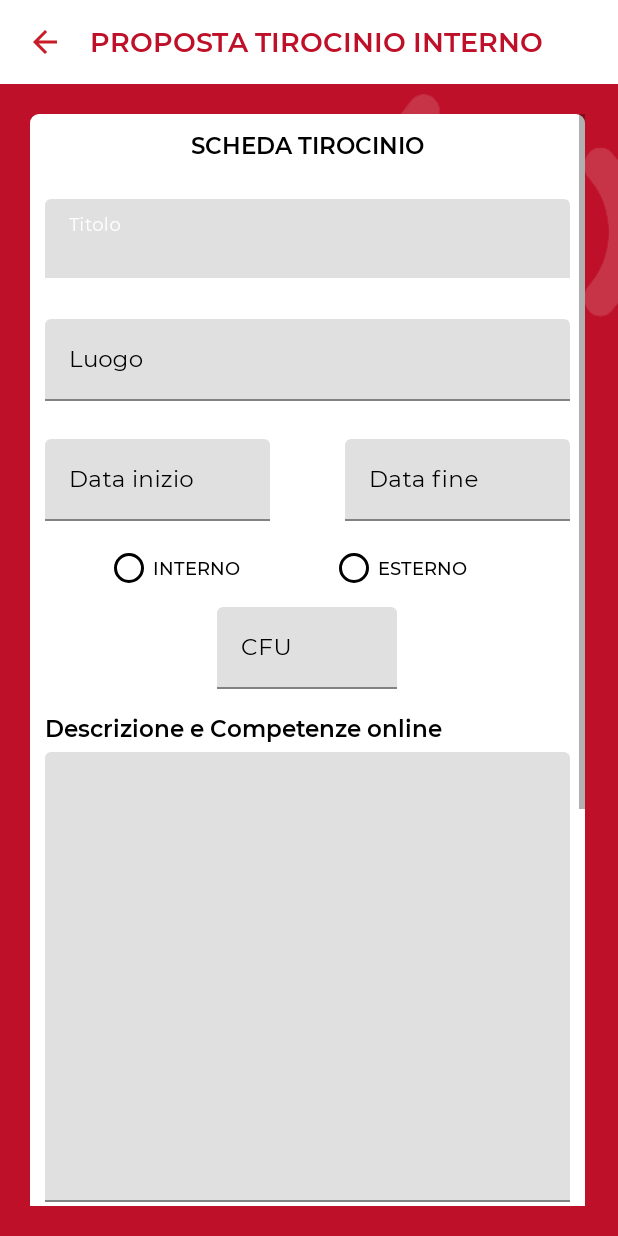
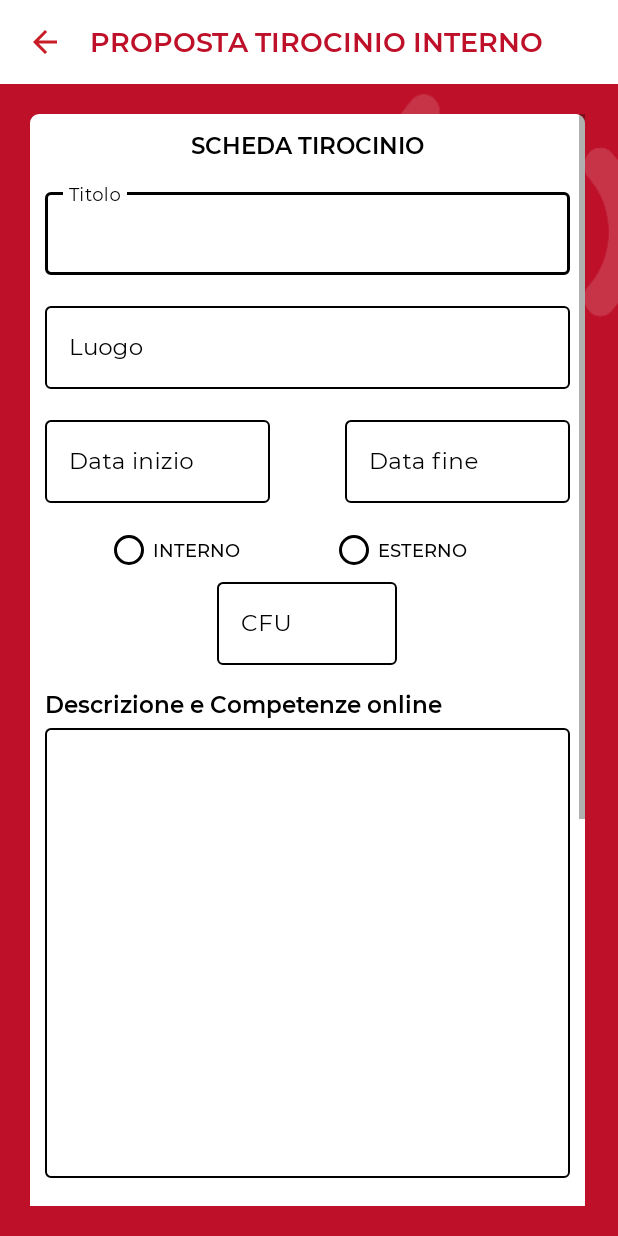
Before and after one commit to davideuez/UniStage, an Android app: the AggiungiTirocinio screen opened directly, with no data from a screen before it, on a phone screen of 412 x 824 dp. Run offline under Robolectric (Android 15) with nearby library versions, the phone set to English and light mode, and no system bars; our stand-ins replace Firebase (no records; nobody signed in at launch, a user with empty details on screens opened directly); 1 statement that could not run was skipped.

Commit message:
Nuovo stile per aggiungi tirocinio, da fixare cursorcolor

```diff
--- /dev/null
+++ b/app/src/main/res/color/text_input_box2.xml
@@ -0,0 +1,6 @@
+<?xml version="1.0" encoding="utf-8"?>
+<selector xmlns:android="http://schemas.android.com/apk/res/android">
+    <item android:color="@color/colorBlack" android:state_focused="true"/>
+    <item android:color="@color/colorBlack" android:state_hovered="true"/>
+    <item android:color="@color/colorBlack"/>
+</selector>
--- a/app/src/main/res/layout/activity_aggiungi_tirocinio.xml
+++ b/app/src/main/res/layout/activity_aggiungi_tirocinio.xml
@@ -79,12 +79,14 @@
                         android:textSize="15dp" />
 
                     <com.google.android.material.textfield.TextInputLayout
+                        style="@style/NewStageInput"
                         android:layout_width="match_parent"
                         android:layout_height="wrap_content"
                         android:layout_marginTop="15dp"
-
                         android:hint="Titolo"
-                        android:textColorHint="@color/colorBlack">
+                        android:textColorHint="@color/colorBlack"
+                        app:hintTextColor="@color/colorBlack"
+                        app:suffixTextColor="@color/colorBlack">
 
                         <com.google.android.material.textfield.TextInputEditText
                             android:id="@+id/titolo_tirocinio_nuovo"
@@ -92,16 +94,19 @@
                             android:layout_height="wrap_content"
                             android:layout_marginTop="10dp"
                             android:fontFamily="@font/montserrat_regular"
-                            android:textColor="#ffffff"
+                            android:textColor="@color/colorBlack"
                             android:textSize="15dp" />
                     </com.google.android.material.textfield.TextInputLayout>
 
                     <com.google.android.material.textfield.TextInputLayout
+                        style="@style/NewStageInput"
                         android:layout_width="match_parent"
                         android:layout_height="wrap_content"
                         android:layout_marginTop="15dp"
                         android:hint="Luogo"
-                        android:textColorHint="@color/colorBlack">
+                        android:textColorHint="@color/colorBlack"
+                        app:hintTextColor="@color/colorBlack"
+                        >
 
                         <com.google.android.material.textfield.TextInputEditText
                             android:id="@+id/luogo_tirocinio_nuovo"
@@ -109,7 +114,7 @@
                             android:layout_height="wrap_content"
                             android:layout_marginTop="10dp"
                             android:fontFamily="@font/montserrat_regular"
-                            android:textColor="#ffffff"
+                            android:textColor="@color/colorBlack"
                             android:textSize="15dp" />
                     </com.google.android.material.textfield.TextInputLayout>
 
@@ -119,11 +124,13 @@
                         android:orientation="horizontal">
 
                         <com.google.android.material.textfield.TextInputLayout
+                            style="@style/NewStageInput"
                             android:layout_width="150dp"
                             android:layout_height="wrap_content"
                             android:layout_marginTop="15dp"
                             android:hint="Data inizio"
-                            android:textColorHint="@color/colorBlack">
+                            android:textColorHint="@color/colorBlack"
+                            app:hintTextColor="@color/colorBlack">
 
                             <com.google.android.material.textfield.TextInputEditText
                                 android:id="@+id/datainizio_nuovo"
@@ -131,17 +138,19 @@
                                 android:layout_height="wrap_content"
                                 android:layout_marginTop="10dp"
                                 android:fontFamily="@font/montserrat_regular"
-                                android:textColor="#ffffff"
+                                android:textColor="@color/colorBlack"
                                 android:textSize="15dp" />
                         </com.google.android.material.textfield.TextInputLayout>
 
                         <com.google.android.material.textfield.TextInputLayout
+                            style="@style/NewStageInput"
                             android:layout_width="150dp"
                             android:layout_height="wrap_content"
                             android:layout_marginLeft="50dp"
                             android:layout_marginTop="15dp"
                             android:hint="Data fine"
-                            android:textColorHint="@color/colorBlack">
+                            android:textColorHint="@color/colorBlack"
+                            app:hintTextColor="@color/colorBlack">
 
                             <com.google.android.material.textfield.TextInputEditText
                                 android:id="@+id/datafine_nuovo"
@@ -149,7 +158,7 @@
                                 android:layout_height="wrap_content"
                                 android:layout_marginTop="10dp"
                                 android:fontFamily="@font/montserrat_regular"
-                                android:textColor="#ffffff"
+                                android:textColor="@color/colorBlack"
                                 android:textSize="15dp" />
                         </com.google.android.material.textfield.TextInputLayout>
                     </LinearLayout>
@@ -185,11 +194,13 @@
                     </LinearLayout>
 
                     <com.google.android.material.textfield.TextInputLayout
+                        style="@style/NewStageInput"
                         android:layout_width="120dp"
                         android:layout_height="wrap_content"
                         android:layout_gravity="center"
                         android:hint="CFU"
-                        android:textColorHint="@color/colorBlack">
+                        android:textColorHint="@color/colorBlack"
+                        app:hintTextColor="@color/colorBlack">
 
                         <com.google.android.material.textfield.TextInputEditText
                             android:id="@+id/cfu_tirocinio_nuovo"
@@ -197,7 +208,7 @@
                             android:layout_height="wrap_content"
                             android:layout_marginTop="10dp"
                             android:fontFamily="@font/montserrat_regular"
-                            android:textColor="#ffffff"
+                            android:textColor="@color/colorBlack"
                             android:textSize="15dp" />
                     </com.google.android.material.textfield.TextInputLayout>
 
@@ -213,6 +224,7 @@
                         android:textSize="15dp" />
 
                     <com.google.android.material.textfield.TextInputLayout
+                        style="@style/NewStageInput"
                         android:layout_width="match_parent"
                         android:layout_height="wrap_content"
                         android:textAlignment="textStart"
@@ -240,6 +252,7 @@
                         android:textSize="15dp" />
 
                     <com.google.android.material.textfield.TextInputLayout
+                        style="@style/NewStageInput"
                         android:layout_width="match_parent"
                         android:layout_height="wrap_content"
                         android:textAlignment="textStart"
--- a/app/src/main/res/values/styles.xml
+++ b/app/src/main/res/values/styles.xml
@@ -15,6 +15,10 @@
 
     <style name="LoginTextInputLayoutStyle" parent="Widget.MaterialComponents.TextInputLayout.OutlinedBox">
         <item name="boxStrokeColor">@color/text_input_box_stroke</item>
+    </style>
+
+    <style name="NewStageInput" parent="Widget.MaterialComponents.TextInputLayout.OutlinedBox">
+        <item name="boxStrokeColor">@color/text_input_box2</item>
     </style>
 
     <style name="BottomNavigationViewTextStyle">
```
